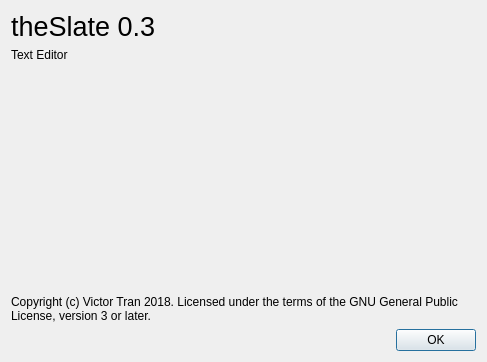
theCheeseboard/theSlate, file slate/aboutwindow.ui: the form before one commit.
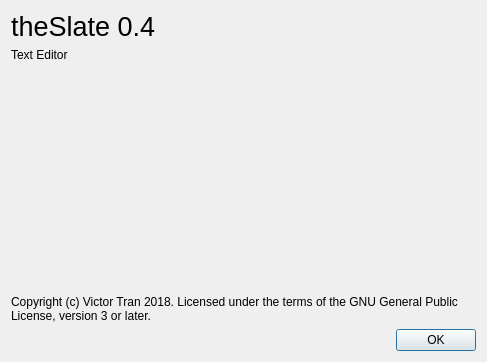
The form after the commit. Icons and pictures are not drawn.

```diff
--- a/slate/aboutwindow.ui
+++ b/slate/aboutwindow.ui
@@ -22,7 +22,7 @@
       </font>
      </property>
      <property name="text">
-      <string>theSlate 0.3</string>
+      <string notr="true">theSlate 0.4</string>
      </property>
     </widget>
    </item>
```
Left out of the diff: 2 changed lines with no effect on the pictures.
